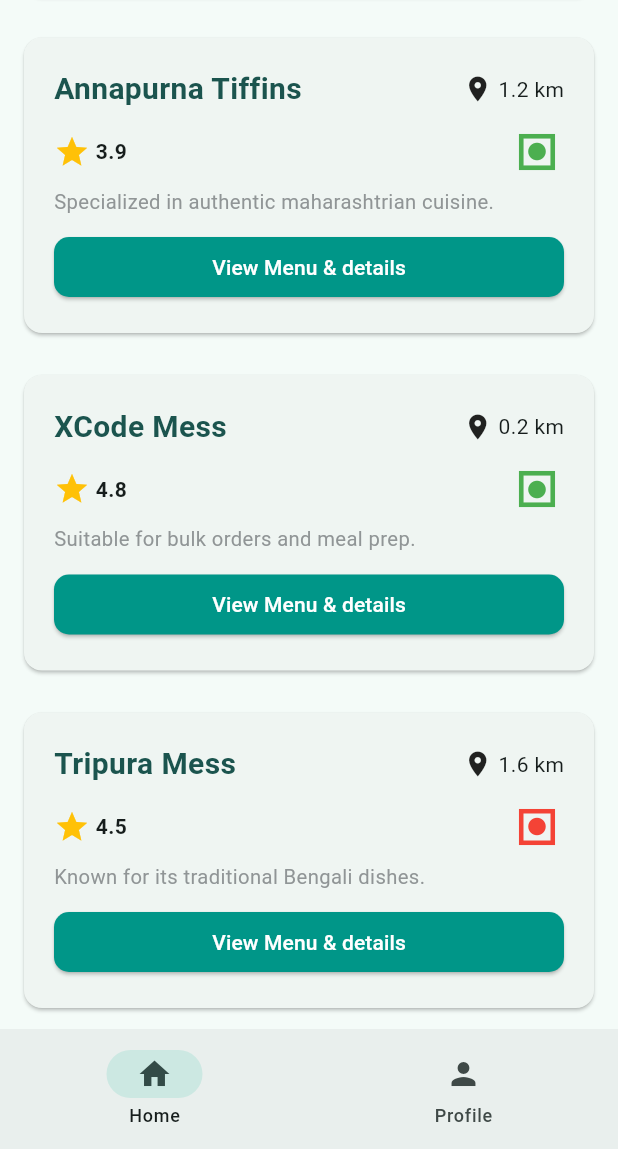
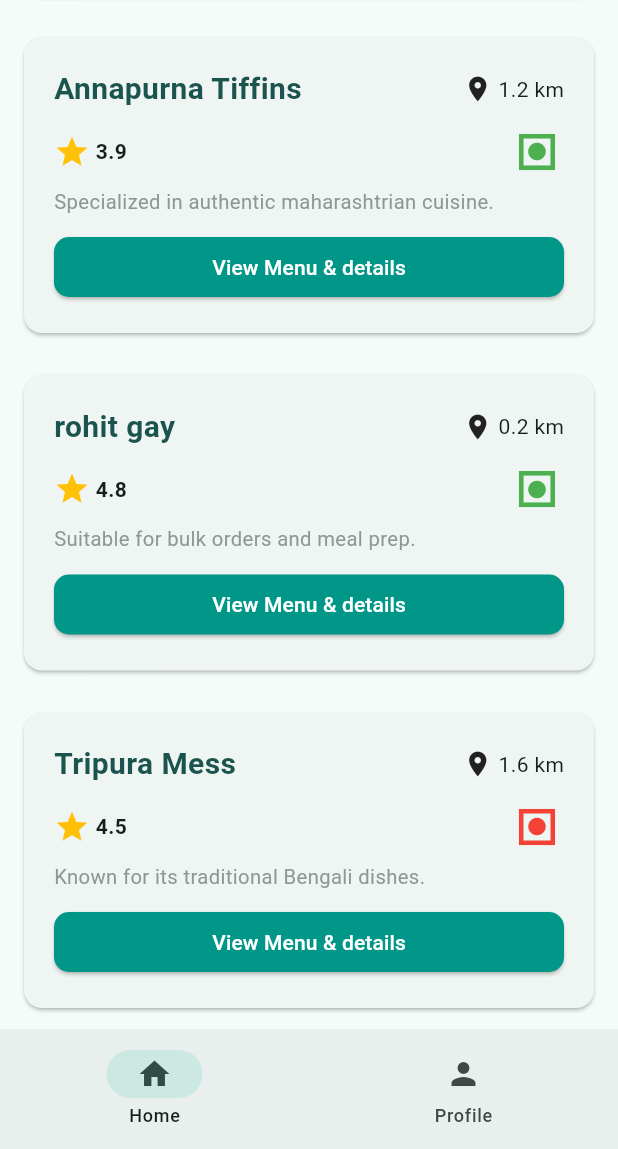
Before and after one commit to Shiven-677/real-tiffinity, a Flutter app: the WidgetTree screen opened directly, scrolled down 745 dp, on a phone screen of 412 x 824 dp, the part 87-1236 px from its top. Run offline on Flutter 3.47's test engine with Material 3 defaults, Android fonts, the phone set to English and light mode, and no system bars; our stand-ins replace firebase_auth, firebase_core, lottie, shared_preferences; accounts and stored records are empty.

```diff
--- a/lib/views/pages/customer_pages/home_page.dart
+++ b/lib/views/pages/customer_pages/home_page.dart
@@ -55,7 +55,7 @@ class HomePage extends StatelessWidget {
             ),
 
             CardWidget(
-              title: 'XCode Mess',
+              title: 'rohit gay',
               description: 'Suitable for bulk orders and meal prep.',
               ratings: '4.8',
               distance: '0.2', //for mess information
```
